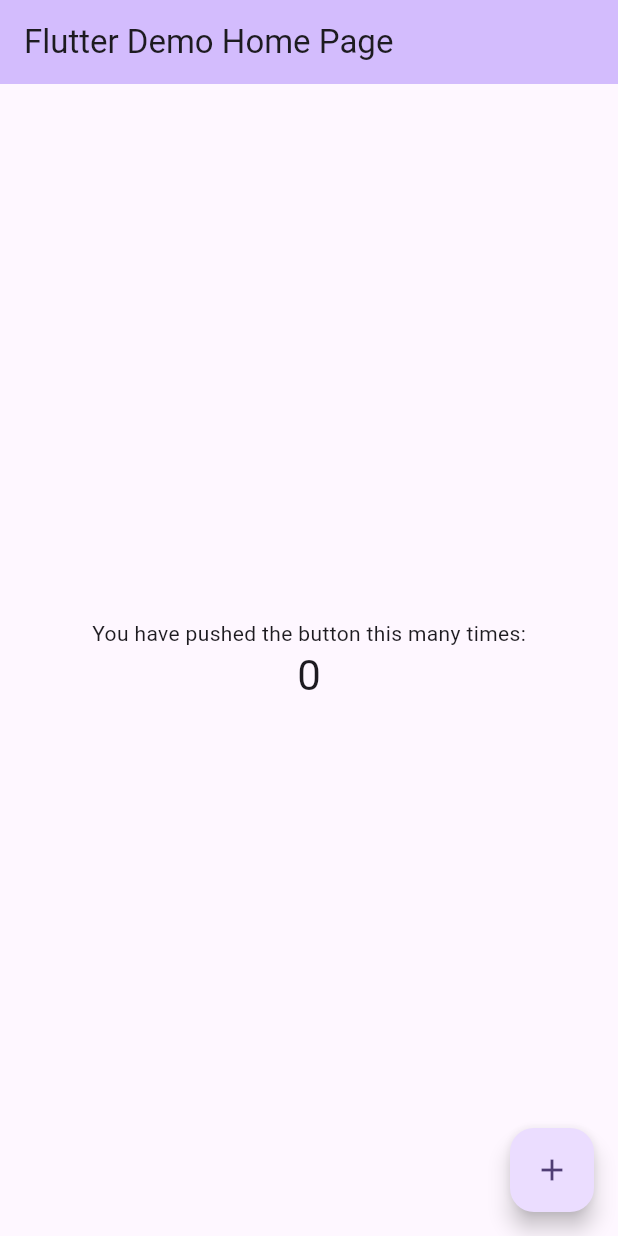
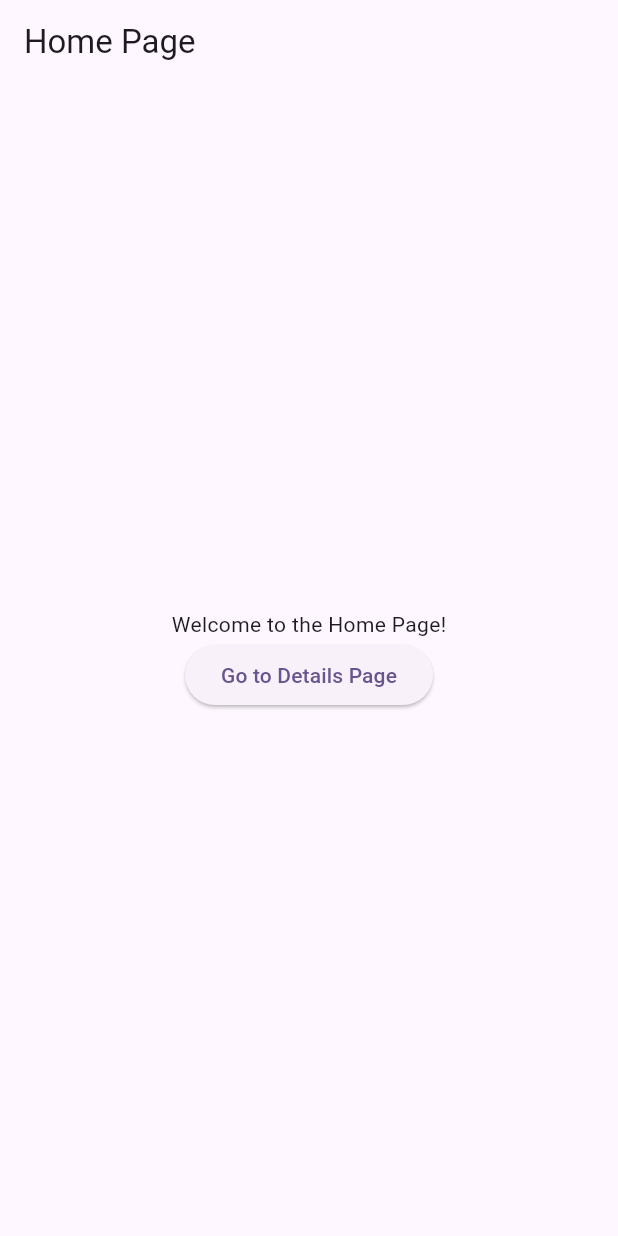
Before and after one commit to devnizamuddin/state_management_in_flutter, a Flutter app: the screen it shows after launch, on a phone screen of 412 x 824 dp. Run offline on Flutter 3.47's test engine with Material 3 defaults, Android fonts, the light colour scheme and no system bars.

Commit message:
Code separeted

```diff
--- /dev/null
+++ b/lib/home_page.dart
@@ -0,0 +1,26 @@
+import 'package:flutter/material.dart';
+
+class HomePage extends StatelessWidget {
+  const HomePage({super.key});
+
+  @override
+  Widget build(BuildContext context) {
+    return Scaffold(
+      appBar: AppBar(title: const Text('Home Page')),
+      body: Center(
+        child: Column(
+          mainAxisAlignment: MainAxisAlignment.center,
+          children: <Widget>[
+            const Text('Welcome to the Home Page!'),
+            ElevatedButton(
+              onPressed: () {
+                Navigator.pushNamed(context, '/details');
+              },
+              child: const Text('Go to Details Page'),
+            ),
+          ],
+        ),
+      ),
+    );
+  }
+}
--- a/lib/main.dart
+++ b/lib/main.dart
@@ -1,67 +1,7 @@
 import 'package:flutter/material.dart';
 
+import 'state_management_in_flutter.dart';
+
 void main() {
-  runApp(const MyApp());
+  runApp(const StateManagementInFlutter());
 }
-
-class MyApp extends StatelessWidget {
-  const MyApp({super.key});
-
-  @override
-  Widget build(BuildContext context) {
-    return MaterialApp(
-      debugShowCheckedModeBanner: false,
-      title: 'Flutter Demo',
-      theme: ThemeData(
-        colorScheme: ColorScheme.fromSeed(seedColor: Colors.deepPurple),
-      ),
-      home: const MyHomePage(title: 'Flutter Demo Home Page'),
-    );
-  }
-}
-
-class MyHomePage extends StatefulWidget {
-  const MyHomePage({super.key, required this.title});
-
-  final String title;
-
-  @override
-  State<MyHomePage> createState() => _MyHomePageState();
-}
-
-class _MyHomePageState extends State<MyHomePage> {
-  int _counter = 0;
-
-  void _incrementCounter() {
-    setState(() {
-      _counter++;
-    });
-  }
-
-  @override
-  Widget build(BuildContext context) {
-    return Scaffold(
-      appBar: AppBar(
-        backgroundColor: Theme.of(context).colorScheme.inversePrimary,
-        title: Text(widget.title),
-      ),
-      body: Center(
-        child: Column(
-          mainAxisAlignment: MainAxisAlignment.center,
-          children: <Widget>[
-            const Text('You have pushed the button this many times:'),
-            Text(
-              '$_counter',
-              style: Theme.of(context).textTheme.headlineMedium,
-            ),
-          ],
-        ),
-      ),
-      floatingActionButton: FloatingActionButton(
-        onPressed: _incrementCounter,
-        tooltip: 'Increment',
-        child: const Icon(Icons.add),
-      ),
-    );
-  }
-}
--- /dev/null
+++ b/lib/state_management_in_flutter.dart
@@ -0,0 +1,20 @@
+import 'package:flutter/material.dart';
+import 'package:state_management_in_flutter/home_page.dart';
+
+class StateManagementInFlutter extends StatelessWidget {
+  const StateManagementInFlutter({super.key});
+
+  @override
+  Widget build(BuildContext context) {
+    return MaterialApp(
+      debugShowCheckedModeBanner: false,
+      title: 'State Management In Flutter',
+      themeMode: ThemeMode.system,
+      darkTheme: ThemeData.dark(),
+      theme: ThemeData(
+        colorScheme: ColorScheme.fromSeed(seedColor: Colors.deepPurple),
+      ),
+      home: const HomePage(),
+    );
+  }
+}
```
